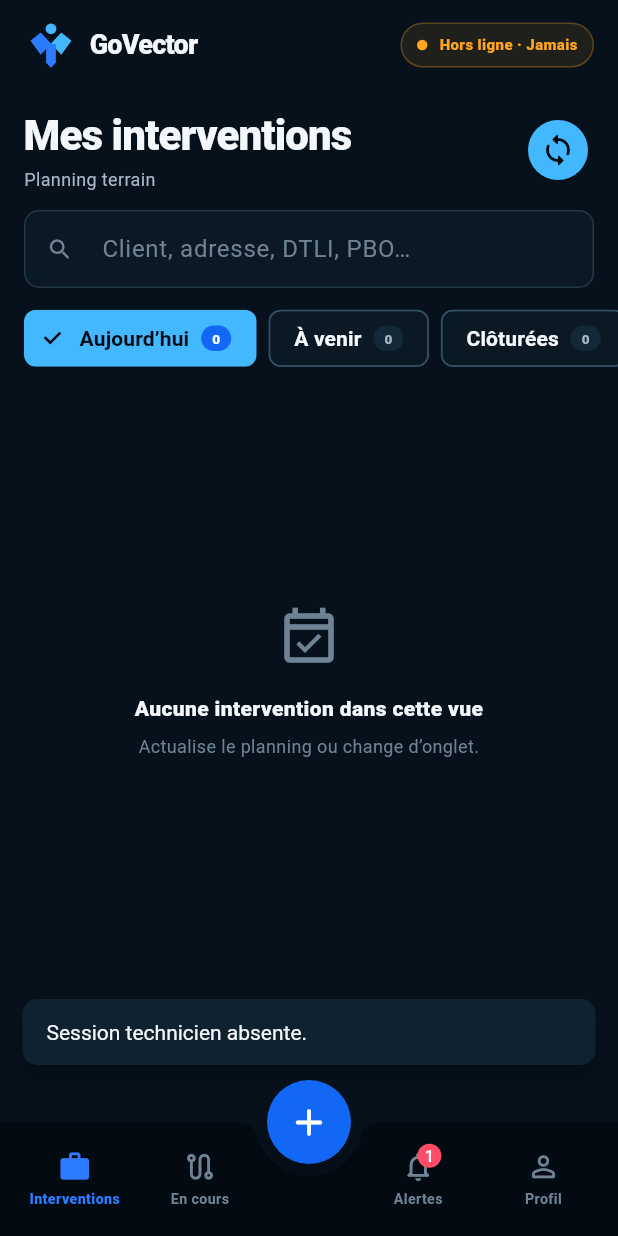
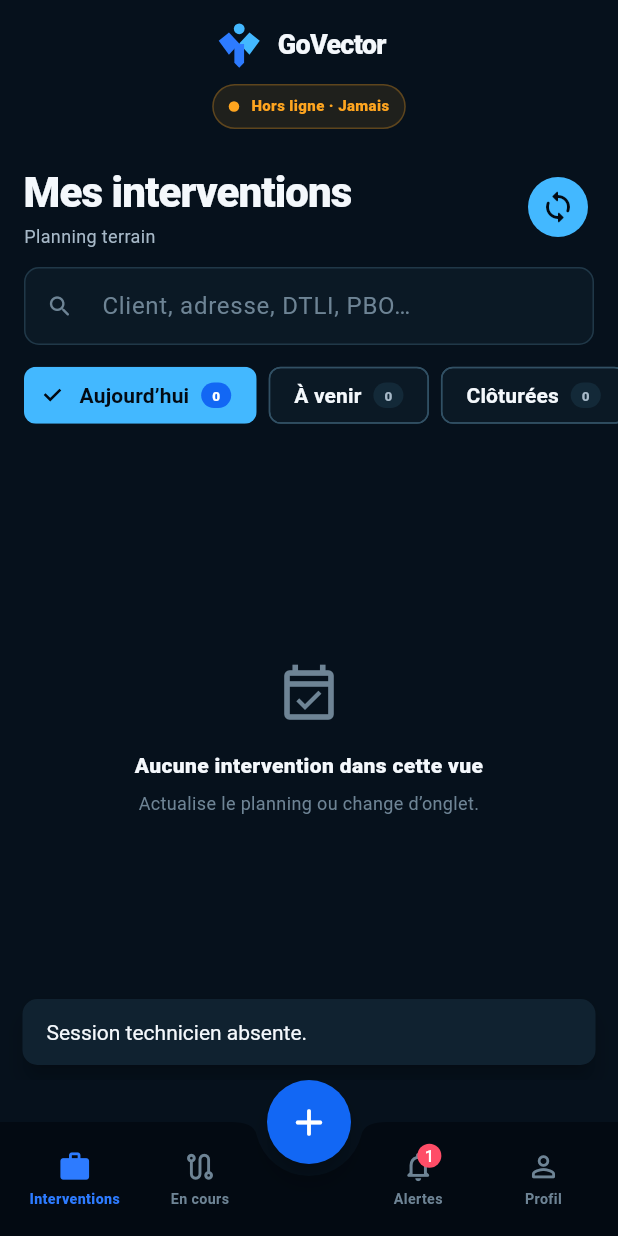
Before and after one commit to ia-dev-talk/GoVector, a Flutter app: the TechnicianShell screen opened directly with empty values, on a phone screen of 412 x 824 dp. Run offline on Flutter 3.47's test engine with Material 3 defaults, Android fonts, the phone set to English and light mode, and no system bars; our stand-ins replace file_picker, geolocator, image_picker, shared_preferences, sqflite; missing offline and left inert: geolocator_android, mobile_scanner; accounts and stored records are empty.

Commit message:
fix: make technician planning responsive on narrow screens

```diff
--- a/mobile_app/lib/features/interventions/mobile_interventions_list_screen.dart
+++ b/mobile_app/lib/features/interventions/mobile_interventions_list_screen.dart
@@ -99,15 +99,39 @@ class _MobileInterventionsListScreenState
               BlueVectorSpacing.md,
               0,
             ),
-            child: Row(
+            child: LayoutBuilder(
+              builder: (context, constraints) {
+                if (constraints.maxWidth < 460) {
+                  return Column(
+                    crossAxisAlignment: CrossAxisAlignment.start,
                     children: [
-                const BlueVectorBrand(compact: true, showSubtitle: false),
+                      const BlueVectorBrand(
+                        compact: true,
+                        showSubtitle: false,
+                      ),
+                      const SizedBox(height: BlueVectorSpacing.xs),
+                      _ConnectionBadge(
+                        isOnline: widget.isOnline,
+                        lastSync: widget.lastSync,
+                      ),
+                    ],
+                  );
+                }
+
+                return Row(
+                  children: [
+                    const BlueVectorBrand(
+                      compact: true,
+                      showSubtitle: false,
+                    ),
                     const Spacer(),
                     _ConnectionBadge(
                       isOnline: widget.isOnline,
                       lastSync: widget.lastSync,
                     ),
                   ],
+                );
+              },
             ),
           ),
           Padding(
@@ -136,6 +160,8 @@ class _MobileInterventionsListScreenState
                           color: BlueVectorColors.textSecondary,
                           fontSize: 12,
                         ),
+                        maxLines: 2,
+                        overflow: TextOverflow.ellipsis,
                       ),
                     ],
                   ),
@@ -348,6 +374,8 @@ class _JobCard extends StatelessWidget {
                         color: BlueVectorColors.textSecondary,
                         fontSize: 11,
                       ),
+                      maxLines: 2,
+                      overflow: TextOverflow.ellipsis,
                     ),
                     const SizedBox(height: BlueVectorSpacing.sm),
                     Text(
@@ -359,6 +387,8 @@ class _JobCard extends StatelessWidget {
                         fontSize: 12,
                         fontWeight: FontWeight.w700,
                       ),
+                      maxLines: 2,
+                      overflow: TextOverflow.ellipsis,
                     ),
                     const SizedBox(height: BlueVectorSpacing.xxs),
                     Row(
@@ -460,7 +490,11 @@ class _MetaChip extends StatelessWidget {
 
   @override
   Widget build(BuildContext context) {
-    return Container(
+    return ConstrainedBox(
+      constraints: BoxConstraints(
+        maxWidth: MediaQuery.sizeOf(context).width * 0.58,
+      ),
+      child: Container(
         padding: const EdgeInsets.symmetric(horizontal: 8, vertical: 5),
         decoration: BoxDecoration(
           color: BlueVectorColors.surfaceSoft,
@@ -471,15 +505,20 @@ class _MetaChip extends StatelessWidget {
           children: [
             Icon(icon, color: BlueVectorColors.textSecondary, size: 12),
             const SizedBox(width: 4),
-          Text(
+            Flexible(
+              child: Text(
                 label,
+                maxLines: 1,
+                overflow: TextOverflow.ellipsis,
                 style: const TextStyle(
                   color: BlueVectorColors.textSecondary,
                   fontSize: 9,
                   fontWeight: FontWeight.w700,
                 ),
               ),
+            ),
           ],
+        ),
       ),
     );
   }
@@ -509,6 +548,7 @@ class _ConnectionBadge extends StatelessWidget {
         border: Border.all(color: color.withValues(alpha: 0.28)),
       ),
       child: Row(
+        mainAxisSize: MainAxisSize.min,
         children: [
           Container(
             width: 7,
```
Lines whose indentation alone changed are shown as unchanged.
